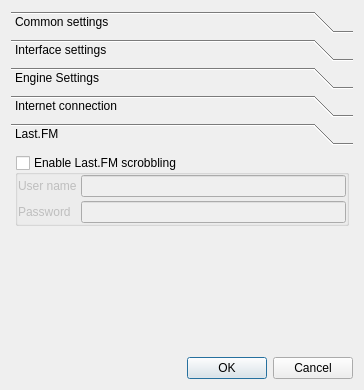
First picture: the form in src/settings.ui, repository DrMoriarty/cuberok, before the edit.
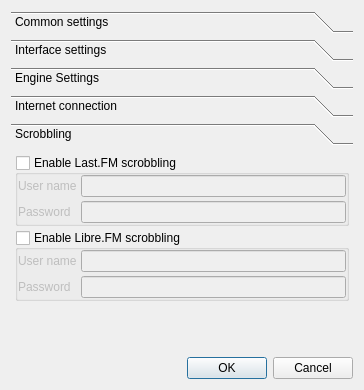
Second picture: the form after the edit. The open tabs and pages were chosen to show the change. Icons and pictures are not drawn.

Commit message: importing collection from Amarok 1.4 (sqlite only) Scrobbler for Libre.FM

```diff
--- a/src/settings.ui
+++ b/src/settings.ui
@@ -327,7 +327,7 @@
         <normaloff>:/icons/lastfm.png</normaloff>:/icons/lastfm.png</iconset>
       </attribute>
       <attribute name="label">
-       <string>Last.FM</string>
+       <string>Scrobbling</string>
       </attribute>
       <layout class="QGridLayout">
        <property name="margin">
@@ -384,8 +384,56 @@
          </layout>
         </widget>
        </item>
+       <item row="1" column="0" rowspan="2">
+        <widget class="QGroupBox" name="checkBox_librefmScrobbling">
+         <property name="title">
+          <string>Enable Libre.FM scrobbling</string>
+         </property>
+         <property name="flat">
+          <bool>true</bool>
+         </property>
+         <property name="checkable">
+          <bool>true</bool>
+         </property>
+         <property name="checked">
+          <bool>false</bool>
+         </property>
+         <layout class="QGridLayout" name="gridLayout">
+          <property name="margin">
+           <number>0</number>
+          </property>
+          <property name="spacing">
+           <number>4</number>
+          </property>
+          <item row="0" column="0">
+           <widget class="QLabel" name="label_11">
+            <property name="text">
+             <string>User name</string>
+            </property>
+           </widget>
+          </item>
+          <item row="0" column="1">
+           <widget class="QLineEdit" name="lineEdit_librefmUser"/>
+          </item>
+          <item row="1" column="0">
+           <widget class="QLabel" name="label_12">
+            <property name="text">
+             <string>Password</string>
+            </property>
+           </widget>
+          </item>
+          <item row="1" column="1">
+           <widget class="QLineEdit" name="lineEdit_librefmPassword">
+            <property name="echoMode">
+             <enum>QLineEdit::Password</enum>
+            </property>
+           </widget>
+          </item>
+         </layout>
+        </widget>
+       </item>
        <item row="3" column="0">
-        <spacer>
+        <spacer name="verticalSpacer_2">
          <property name="orientation">
           <enum>Qt::Vertical</enum>
          </property>
```
The commit also changes 18 other files.
